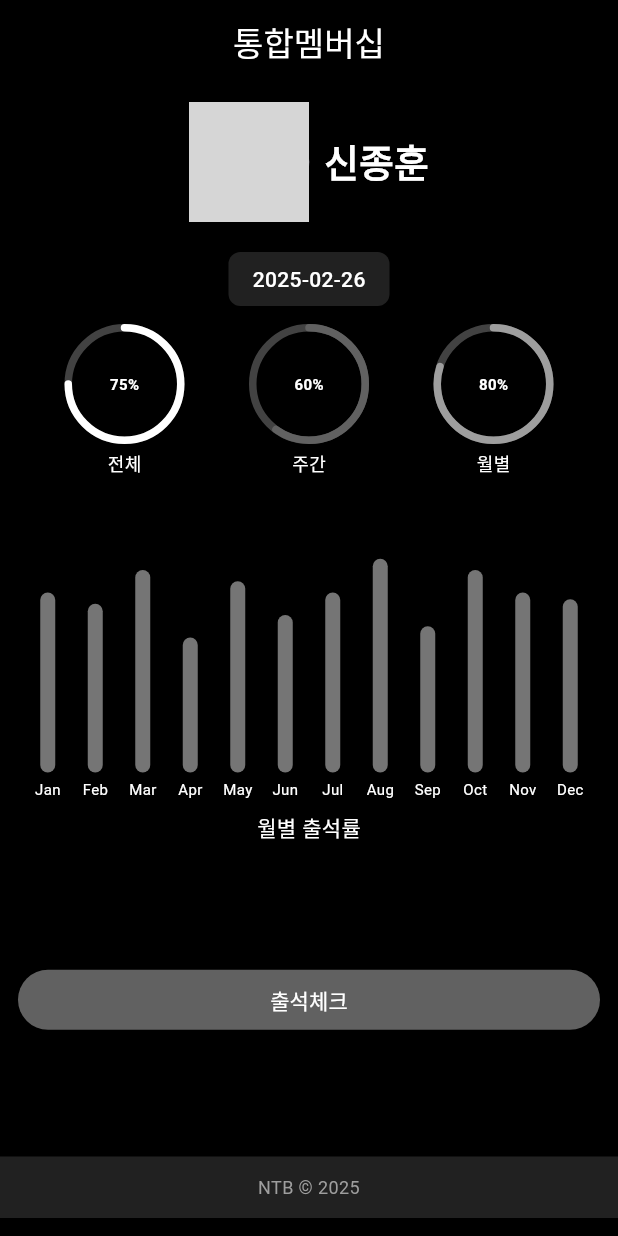
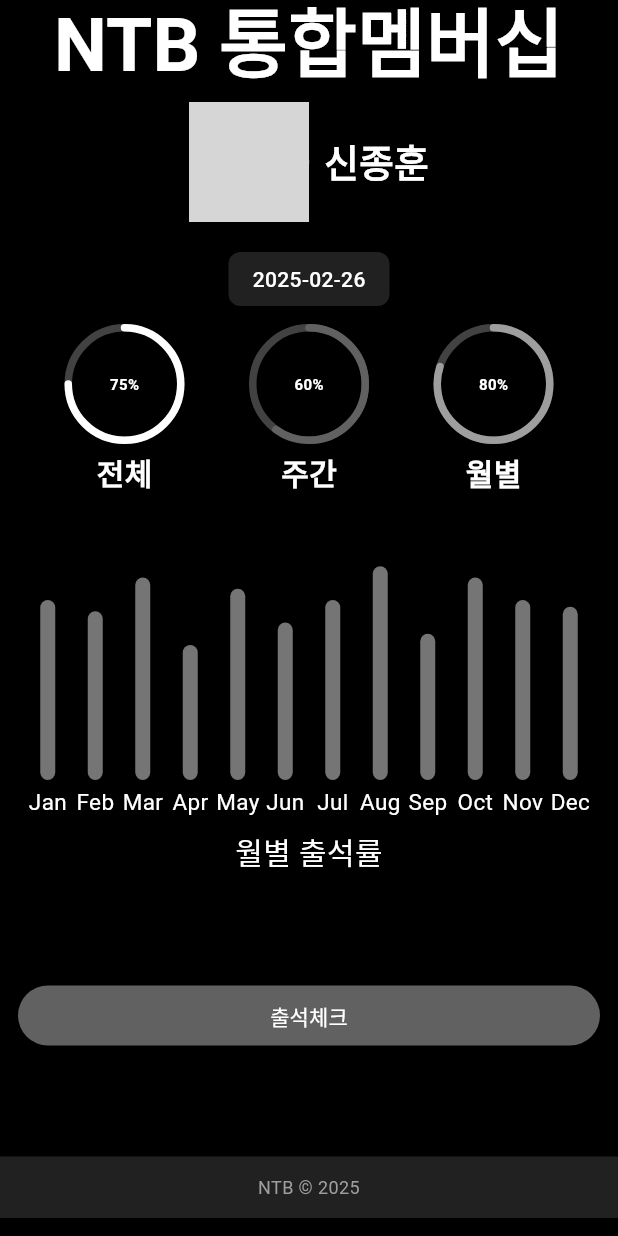
Before and after one commit to solardayz/ntb_membership, a Flutter app: the screen it shows after launch, on a phone screen of 412 x 824 dp. Run offline on Flutter 3.47's test engine with Material 3 defaults, Android fonts, the phone set to English and light mode, and no system bars; drawn by our look-alikes of percent_indicator; network calls fail; grey boxes are pictures that could not be loaded.

Commit message:
Rename the title to 'NTB 통합멤버십', increase the title font size and make it bold, change the month label font size, and change the monthly attendance rate font size, and make attendance rate label bold.

```diff
--- a/lib/main.dart
+++ b/lib/main.dart
@@ -53,7 +53,7 @@ class _MembershipScreenState extends State<MembershipScreen> {
   Widget build(BuildContext context) {
     return Scaffold(
       appBar: AppBar(
-        title: Text('통합멤버십', style: TextStyle(color: Colors.white)),
+        title: Text('NTB 통합멤버십', style: TextStyle(color: Colors.white, fontWeight: FontWeight.bold, fontSize: 50)),
         centerTitle: true,
         backgroundColor: Colors.black,
         elevation: 0,
@@ -122,7 +122,7 @@ class _MembershipScreenState extends State<MembershipScreen> {
                             ),
                           ),
                           SizedBox(height: 4),
-                          Text(monthLabels[index], style: TextStyle(fontSize: 10, color: Colors.white)),
+                          Text(monthLabels[index], style: TextStyle(fontSize: 15, color: Colors.white)),
                         ],
                       ),
                     );
@@ -131,7 +131,7 @@ class _MembershipScreenState extends State<MembershipScreen> {
               ),
             ),
             SizedBox(height: 8),
-            Text("월별 출석률", style: TextStyle(fontSize: 14, fontWeight: FontWeight.w500, color: Colors.white)),
+            Text("월별 출석률", style: TextStyle(fontSize: 20, fontWeight: FontWeight.w500, color: Colors.white)),
             Spacer(),
             Container(
               width: double.infinity,
@@ -175,7 +175,7 @@ class _MembershipScreenState extends State<MembershipScreen> {
           animationDuration: 1000,
         ),
         SizedBox(height: 4),
-        Text(label, style: TextStyle(fontSize: 12, color: Colors.white)),
+        Text(label, style: TextStyle(fontSize: 20, color: Colors.white, fontWeight: FontWeight.bold)),
       ],
     );
   }
```
